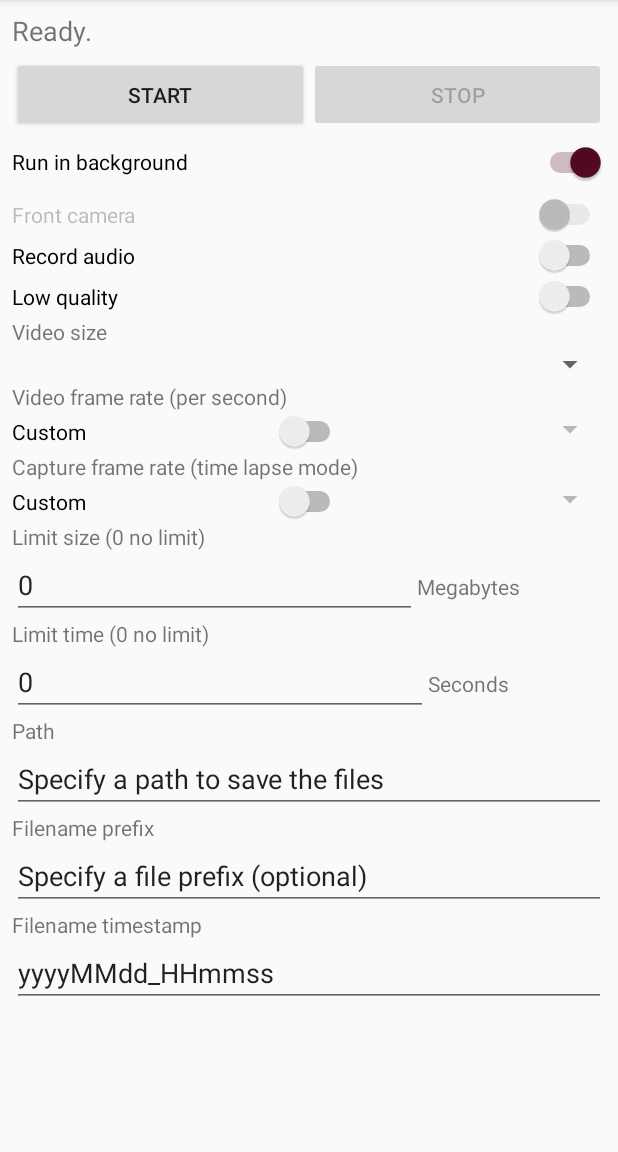
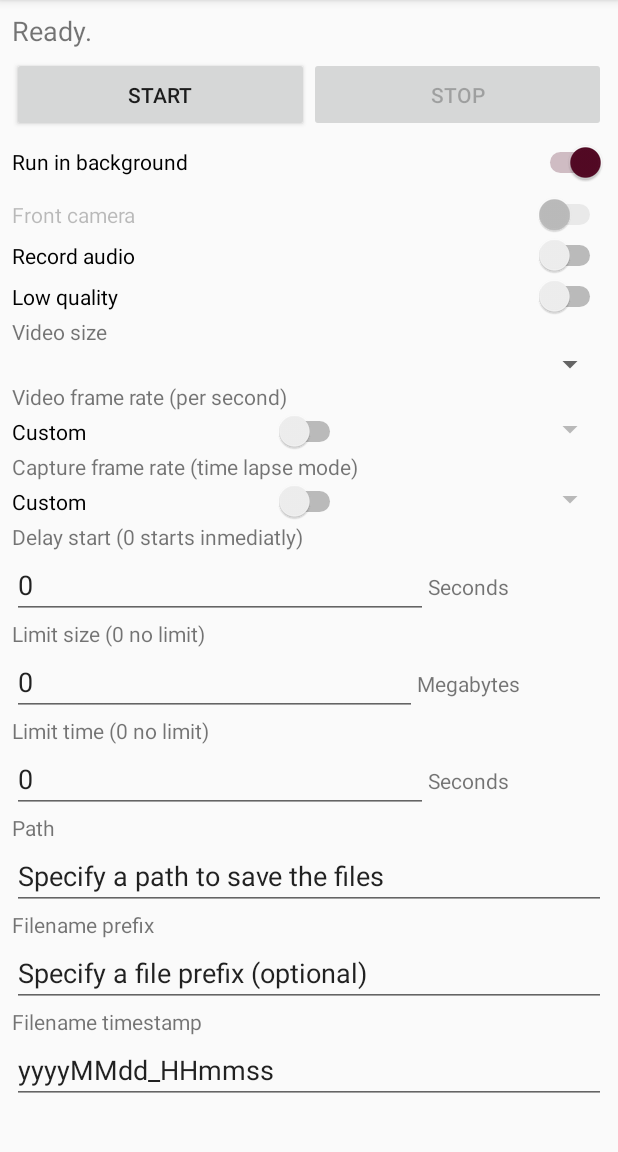
Before and after one commit to fedecris/gapcap, an Android app: the screen it shows after launch (MainActivity), on a phone screen of 412 x 824 dp, the part 84-1236 px from its top. Run offline under Robolectric (Android 15) with nearby library versions, the phone set to English and light mode, and no system bars; 3 statements that could not run were skipped.

Commit message:
Demorar inicio de la grabacion (prueba inicial sin uso de Alarm Manager)

```diff
--- a/app/src/main/java/ar/com/federicocristina/gapcap/Constants.java
+++ b/app/src/main/java/ar/com/federicocristina/gapcap/Constants.java
@@ -43,5 +43,7 @@ public class Constants {
     public static String PREFERENCE_LIMIT_SIZE                      = "LIMIT_SIZE";
     // Shared preference: limit time
     public static String PREFERENCE_LIMIT_TIME                      = "LIMIT_TIME";
+    // Shared preference: delay start
+    public static String PREFERENCE_DELAY_START                      = "DELAY_START";
 
 }
--- a/app/src/main/java/ar/com/federicocristina/gapcap/MainActivity.java
+++ b/app/src/main/java/ar/com/federicocristina/gapcap/MainActivity.java
@@ -33,7 +33,7 @@ public class MainActivity extends AppCompatActivity implements SurfaceHolder.Cal
     public static SurfaceHolder mSurfaceHolder;
     public static FrameLayout mFrameLayoutPreview;
     // Intent instance
-    public static Intent instance;
+    public static Intent intent;
     // Estado de grabacion
     public static boolean mRecordingStatus = false;
     // Tamaños de grabacion
@@ -75,6 +75,8 @@ public class MainActivity extends AppCompatActivity implements SurfaceHolder.Cal
     public static EditText limitSizeMBEditText;
     // Limitar tiempo
     public static EditText limitTimeSecsEditText;
+    // Demorar inicio
+    public static EditText delayStartSecsEditText;
 
     @Override
     protected void onCreate(Bundle savedInstanceState) {
@@ -90,7 +92,6 @@ public class MainActivity extends AppCompatActivity implements SurfaceHolder.Cal
         mSurfaceHolder = mSurfaceView.getHolder();
         mSurfaceHolder.addCallback(this);
         mSurfaceHolder.setType(SurfaceHolder.SURFACE_TYPE_PUSH_BUFFERS);
-        instance = new Intent(MainActivity.this, RecorderService.class);
 
         // Recuperar componentes generales
         startButton = findViewById(R.id.button_startService);
@@ -110,6 +111,7 @@ public class MainActivity extends AppCompatActivity implements SurfaceHolder.Cal
         frontalCameraSwitch.setEnabled(Utils.existsFrontalCamera());
         limitSizeMBEditText = findViewById(R.id.limitSizeEditText);
         limitTimeSecsEditText = findViewById(R.id.limitTimeEditText);
+        delayStartSecsEditText = findViewById(R.id.editText_delayStart);
 
         // Modos de captura
         loadSupportedVideoSizes(frontalCameraSwitch.isChecked());
@@ -156,7 +158,7 @@ public class MainActivity extends AppCompatActivity implements SurfaceHolder.Cal
         }
 
         // Iniciar el intent con el servicio de grabacion
-        Intent intent = new Intent  (this, RecorderService.class);
+        intent = new Intent  (this, RecorderService.class);
         intent.addFlags(Intent.FLAG_ACTIVITY_NEW_TASK);
         ComponentName ret = startService(intent);
         ret.getClassName();
@@ -168,7 +170,7 @@ public class MainActivity extends AppCompatActivity implements SurfaceHolder.Cal
     }
 
     public void detener(View v) {
-        stopService(instance);
+        stopService(intent);
     }
 
     /** Activa o desactiva los botones segun el estado de grabacion */
@@ -258,6 +260,7 @@ public class MainActivity extends AppCompatActivity implements SurfaceHolder.Cal
         captureFrameRateSpinner.setSelection(preferences.getInt(Constants.PREFERENCE_CAPTURE_FRAME_RATE, 0));
         limitSizeMBEditText.setText(preferences.getString(Constants.PREFERENCE_LIMIT_SIZE, "0"));
         limitTimeSecsEditText.setText(preferences.getString(Constants.PREFERENCE_LIMIT_TIME, "0"));
+        delayStartSecsEditText.setText(preferences.getString(Constants.PREFERENCE_DELAY_START, "0"));
     }
 
     protected void saveSharedPreferences() {
@@ -277,6 +280,7 @@ public class MainActivity extends AppCompatActivity implements SurfaceHolder.Cal
         editor.putInt(Constants.PREFERENCE_CAPTURE_FRAME_RATE, captureFrameRateSpinner.getSelectedItemPosition());
         editor.putString(Constants.PREFERENCE_LIMIT_SIZE, limitSizeMBEditText.getText().toString());
         editor.putString(Constants.PREFERENCE_LIMIT_TIME, limitTimeSecsEditText.getText().toString());
+        editor.putString(Constants.PREFERENCE_DELAY_START, delayStartSecsEditText.getText().toString());
         editor.commit();
     }
 
@@ -291,10 +295,13 @@ public class MainActivity extends AppCompatActivity implements SurfaceHolder.Cal
             return "Specified path does not exist";
         }
         if (limitSizeMBEditText.getText().length()==0) {
-            return "Must specify size limit (or 0 if no limit)";
+            return "Must specify size limit (or 0 for no limit)";
         }
         if (limitTimeSecsEditText.getText().length()==0) {
-            return "Must specify time limit (or 0 if no limit)";
+            return "Must specify time limit (or 0 for no limit)";
+        }
+        if (delayStartSecsEditText.getText().length()==0) {
+            return "Must specify delay start (or 0 for no delay)";
         }
         return null;
     }
--- a/app/src/main/java/ar/com/federicocristina/gapcap/RecorderService.java
+++ b/app/src/main/java/ar/com/federicocristina/gapcap/RecorderService.java
@@ -59,6 +59,12 @@ public class RecorderService extends Service {
 
     public boolean startRecording(){
         try {
+            // Demorar el inicio?
+            int delay = Integer.parseInt(MainActivity.delayStartSecsEditText.getText().toString());
+            if (delay > 0) {
+                Thread.sleep(delay * 1000);
+            }
+
             // Si se selecciono utilizar la camara frontal
             if (MainActivity.frontalCameraSwitch.isChecked())
                 mServiceCamera = Camera.open(android.hardware.Camera.CameraInfo.CAMERA_FACING_FRONT);
@@ -73,7 +79,7 @@ public class RecorderService extends Service {
                                                  public void onInfo(MediaRecorder mr, int what, int extra) {
                                                      // Se llego al tiempo o tamaño
                                                      if (what == MEDIA_RECORDER_INFO_MAX_FILESIZE_REACHED || what == MEDIA_RECORDER_INFO_MAX_DURATION_REACHED) {
-                                                         stopService(MainActivity.instance);
+                                                         stopService(MainActivity.intent);
                                                      }
                                                  }
                                              });
--- a/app/src/main/res/layout/activity_main.xml
+++ b/app/src/main/res/layout/activity_main.xml
@@ -166,7 +166,34 @@
             </LinearLayout>
 
             <TextView
-                android:id="@+id/textView4"
+                android:id="@+id/delayStartTextView"
+                android:layout_width="match_parent"
+                android:layout_height="wrap_content"
+                android:text="Delay start (0 starts inmediatly)" />
+
+            <LinearLayout
+                android:layout_width="match_parent"
+                android:layout_height="match_parent"
+                android:orientation="horizontal">
+
+                <EditText
+                    android:id="@+id/editText_delayStart"
+                    android:layout_width="wrap_content"
+                    android:layout_height="wrap_content"
+                    android:layout_weight="1"
+                    android:ems="10"
+                    android:inputType="number" />
+
+                <TextView
+                    android:id="@+id/textView_secsDelay"
+                    android:layout_width="wrap_content"
+                    android:layout_height="wrap_content"
+                    android:layout_weight="1"
+                    android:text="Seconds" />
+            </LinearLayout>
+
+            <TextView
+                android:id="@+id/lmitSize_textView"
                 android:layout_width="match_parent"
                 android:layout_height="wrap_content"
                 android:text="Limit size (0 no limit)" />
@@ -185,7 +212,7 @@
                     android:inputType="number" />
 
                 <TextView
-                    android:id="@+id/textView6"
+                    android:id="@+id/MB_textView"
                     android:layout_width="wrap_content"
                     android:layout_height="wrap_content"
                     android:layout_weight="1"
@@ -193,7 +220,7 @@
             </LinearLayout>
 
             <TextView
-                android:id="@+id/textView5"
+                android:id="@+id/limitTime_textView"
                 android:layout_width="match_parent"
                 android:layout_height="wrap_content"
                 android:text="Limit time (0 no limit)" />
@@ -212,7 +239,7 @@
                     android:inputType="number" />
 
                 <TextView
-                    android:id="@+id/textView7"
+                    android:id="@+id/secs_textView"
                     android:layout_width="wrap_content"
                     android:layout_height="wrap_content"
                     android:layout_weight="1"
```
